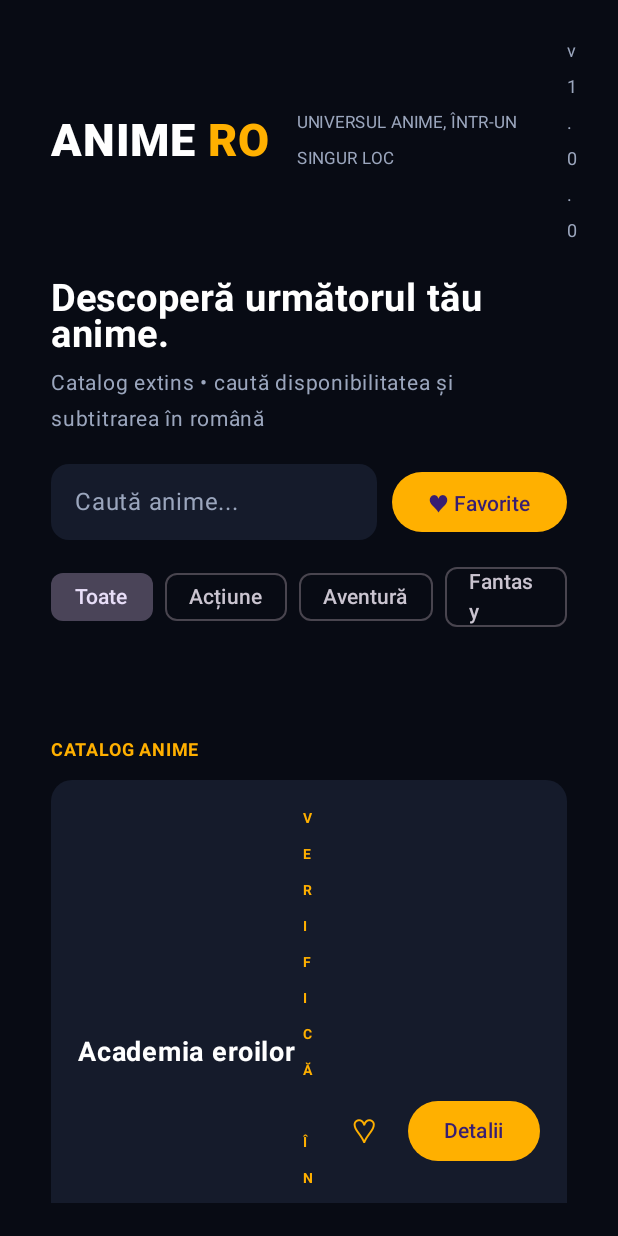
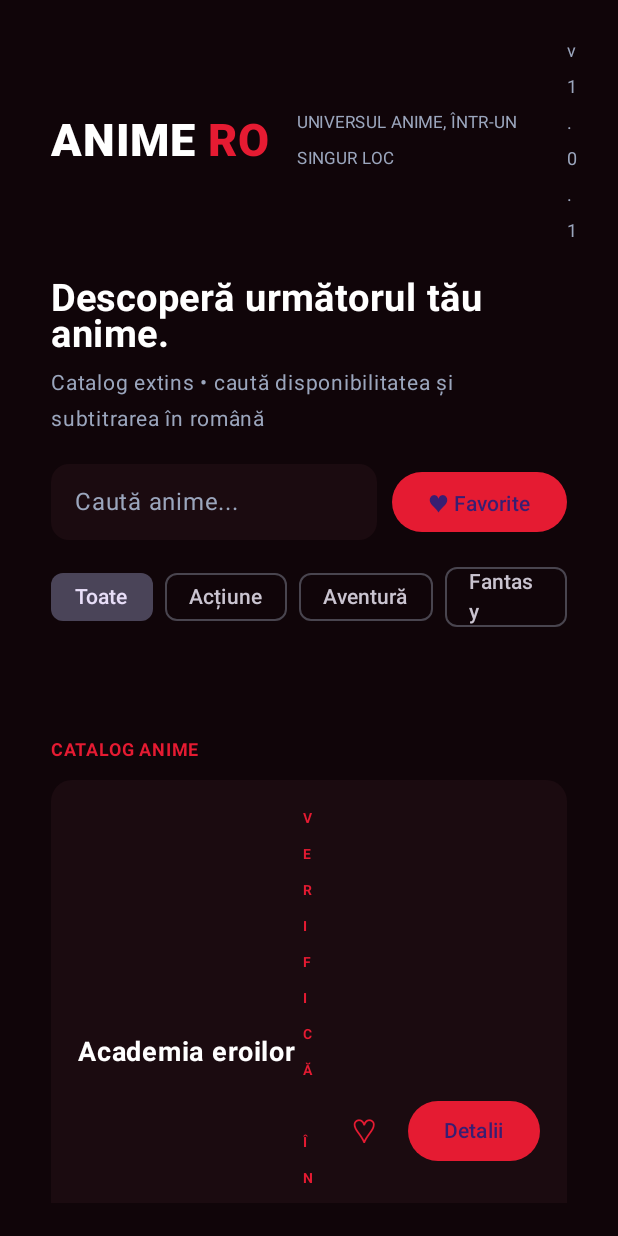
Before and after one commit to razvanbug27/AnimeRoTv, an Android app built with Jetpack Compose: the screen it shows after launch (MainActivity), on a phone screen of 412 x 824 dp. Run offline under Robolectric (Android 15) with nearby library versions, the phone set to English and light mode, and no system bars.

Commit message:
ANIMETVRO 1.0.1: switch app theme to dark red

```diff
--- a/app/src/main/java/ro/animero/tv/MainActivity.kt
+++ b/app/src/main/java/ro/animero/tv/MainActivity.kt
@@ -109,9 +109,9 @@ private val catalog = listOf(
     AnimeItem("Spirited Away", "2001", "Aventură • Fantasy • Film", "O fată ajunge într-o lume magică și încearcă să-și salveze părinții.", "CATALOG")
 )
 
-private val bg = Color(0xFF080B14)
-private val panel = Color(0xFF151B2B)
-private val accent = Color(0xFFFFB000)
+private val bg = Color(0xFF100509)
+private val panel = Color(0xFF1B0B10)
+private val accent = Color(0xFFE51B32)
 private val muted = Color(0xFF9BA6BD)
 
 class MainActivity : ComponentActivity() {
@@ -168,7 +168,7 @@ private fun AnimeRoApp() {
                 Spacer(Modifier.width(18.dp))
                 Text("UNIVERSUL ANIME, ÎNTR-UN SINGUR LOC", color = muted, fontSize = 11.sp)
                 Spacer(Modifier.weight(1f))
-                Text("v1.0.0", color = muted, fontSize = 12.sp)
+                Text("v1.0.1", color = muted, fontSize = 12.sp)
             }
             Spacer(Modifier.height(18.dp))
             Text("Descoperă următorul tău anime.", color = Color.White, fontSize = 25.sp, fontWeight = FontWeight.Bold)
```
